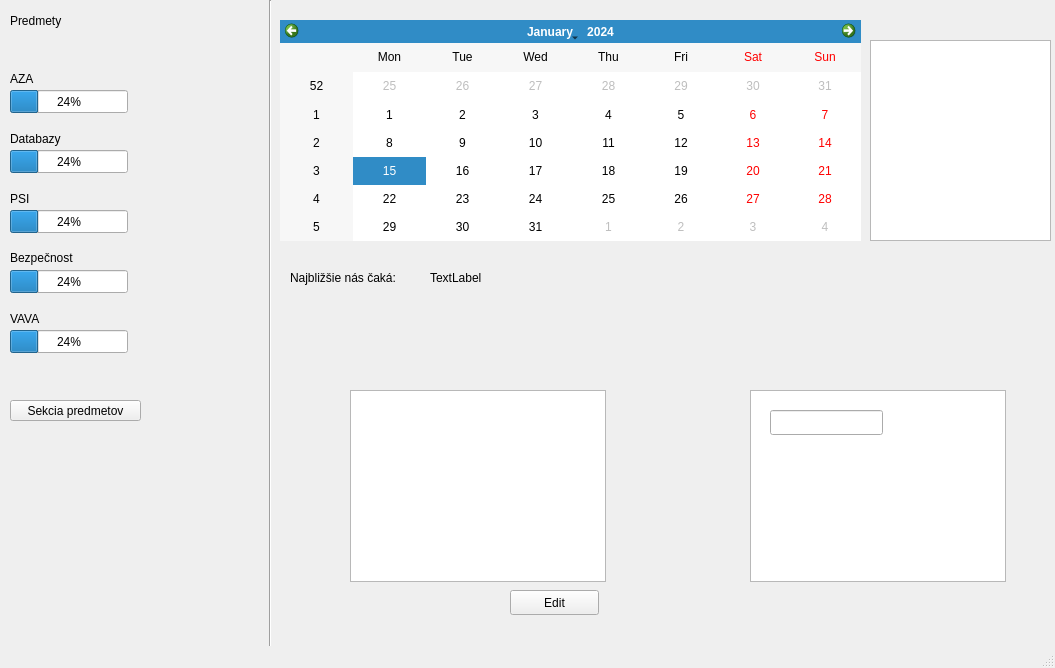
First picture: the form in View/app.ui, repository romanpalenik/Diar, before the edit.
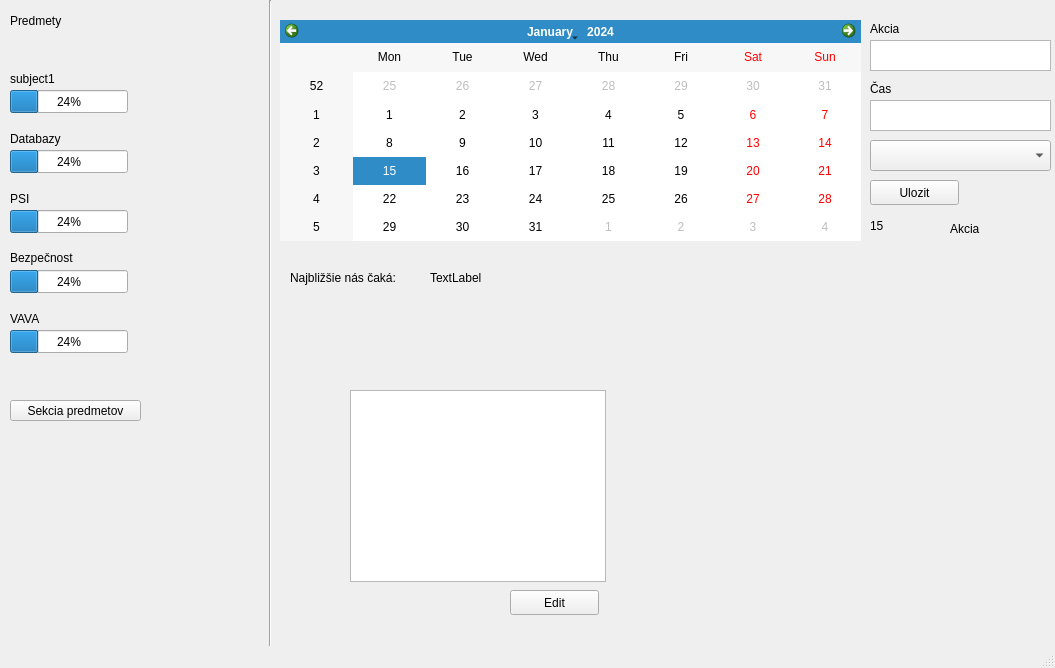
Second picture: the form after the edit.

Patch:
```diff
--- a/View/app.ui
+++ b/View/app.ui
@@ -40,16 +40,6 @@
      <string>Sekcia predmetov</string>
     </property>
    </widget>
-   <widget class="QListView" name="listView">
-    <property name="geometry">
-     <rect>
-      <x>750</x>
-      <y>390</y>
-      <width>256</width>
-      <height>192</height>
-     </rect>
-    </property>
-   </widget>
    <widget class="QListWidget" name="listWidget">
     <property name="geometry">
      <rect>
@@ -73,16 +63,6 @@
      <enum>Qt::Vertical</enum>
     </property>
    </widget>
-   <widget class="QLineEdit" name="lineEdit">
-    <property name="geometry">
-     <rect>
-      <x>770</x>
-      <y>410</y>
-      <width>113</width>
-      <height>25</height>
-     </rect>
-    </property>
-   </widget>
    <widget class="QLabel" name="subject1">
     <property name="geometry">
      <rect>
@@ -93,7 +73,7 @@
      </rect>
     </property>
     <property name="text">
-     <string>AZA</string>
+     <string>subject1</string>
     </property>
    </widget>
    <widget class="QLabel" name="subject2">
@@ -274,7 +254,95 @@
       <x>870</x>
       <y>40</y>
       <width>181</width>
-      <height>201</height>
+      <height>31</height>
+     </rect>
+    </property>
+   </widget>
+   <widget class="QPushButton" name="saveEvent">
+    <property name="geometry">
+     <rect>
+      <x>870</x>
+      <y>180</y>
+      <width>89</width>
+      <height>25</height>
+     </rect>
+    </property>
+    <property name="text">
+     <string>Ulozit</string>
+    </property>
+   </widget>
+   <widget class="QLabel" name="label_2">
+    <property name="geometry">
+     <rect>
+      <x>870</x>
+      <y>20</y>
+      <width>67</width>
+      <height>17</height>
+     </rect>
+    </property>
+    <property name="text">
+     <string>Akcia</string>
+    </property>
+   </widget>
+   <widget class="QLabel" name="label_3">
+    <property name="geometry">
+     <rect>
+      <x>870</x>
+      <y>80</y>
+      <width>67</width>
+      <height>17</height>
+     </rect>
+    </property>
+    <property name="text">
+     <string>Čas</string>
+    </property>
+   </widget>
+   <widget class="QTextEdit" name="text_event_2">
+    <property name="geometry">
+     <rect>
+      <x>870</x>
+      <y>100</y>
+      <width>181</width>
+      <height>31</height>
+     </rect>
+    </property>
+   </widget>
+   <widget class="QLabel" name="label_5">
+    <property name="geometry">
+     <rect>
+      <x>870</x>
+      <y>210</y>
+      <width>71</width>
+      <height>31</height>
+     </rect>
+    </property>
+    <property name="styleSheet">
+     <string notr="true"/>
+    </property>
+    <property name="text">
+     <string>15</string>
+    </property>
+   </widget>
+   <widget class="QLabel" name="label_4">
+    <property name="geometry">
+     <rect>
+      <x>950</x>
+      <y>220</y>
+      <width>67</width>
+      <height>17</height>
+     </rect>
+    </property>
+    <property name="text">
+     <string>Akcia</string>
+    </property>
+   </widget>
+   <widget class="QComboBox" name="comboBox">
+    <property name="geometry">
+     <rect>
+      <x>870</x>
+      <y>140</y>
+      <width>181</width>
+      <height>31</height>
      </rect>
     </property>
    </widget>
```
Left out of the diff: 2 changed lines with no effect on the pictures.
